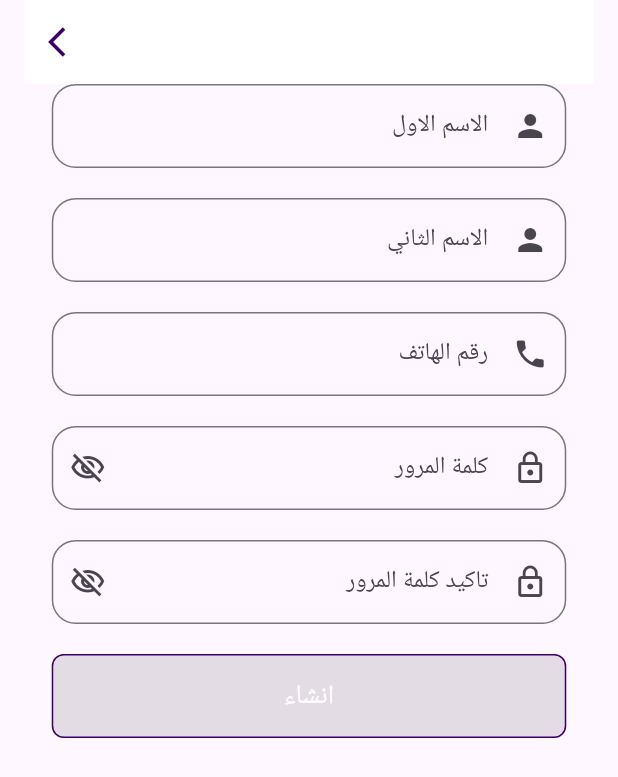
After one commit to Hoda-ramadan/waslet_khier, a Flutter app: the screen it shows after launch, after a tap on "تسجيل حساب", on a phone screen of 412 x 824 dp. The commit adds this screen. Shown: the top 777 px of the screen. Run offline on Flutter 3.47's test engine with Material 3 defaults, Android fonts, the phone set to English and light mode, and no system bars; our stand-ins replace flutter_svg, font_awesome_flutter.

Commit message:
create account page part 1

```diff
--- /dev/null
+++ b/lib/feature/create_acc/create_acc_view.dart
@@ -0,0 +1,15 @@
+import 'package:flutter/material.dart';
+import 'package:waslet_khier/feature/Forgetpassword/data/presentation/views_model/widget/CustomAppbar.dart';
+import 'package:waslet_khier/feature/create_acc/widget/create_acc_body.dart';
+
+class CreateAccView extends StatelessWidget {
+  const CreateAccView({super.key});
+
+  @override
+  Widget build(BuildContext context) {
+    return Scaffold(
+      appBar: AppBar(automaticallyImplyLeading: false, title: Custom_Appbar()),
+      body: CreateAccBody(),
+    );
+  }
+}
--- /dev/null
+++ b/lib/feature/create_acc/widget/create_acc_body.dart
@@ -0,0 +1,37 @@
+import 'package:flutter/material.dart';
+import 'package:waslet_khier/const.dart';
+import 'package:waslet_khier/featureAuth/auth/data/presintation/view_model/widget/custombuttom.dart';
+import 'package:waslet_khier/featureAuth/auth/data/presintation/view_model/widget/textfield.dart';
+
+class CreateAccBody extends StatelessWidget {
+  const CreateAccBody({super.key});
+
+  @override
+  Widget build(BuildContext context) {
+    return Center(
+      child: Column(
+        children: [
+          Textfild(hint: "الاسم الاول", perfixicon: Icons.person),
+          SizedBox(height: 20),
+          Textfild(hint: "الاسم الثاني", perfixicon: Icons.person),
+          SizedBox(height: 20),
+          Textfild(hint: "رقم الهاتف ", perfixicon: Icons.phone),
+          SizedBox(height: 20),
+          Textfild(
+            hint: "كلمة المرور",
+            perfixicon: Icons.lock_outline,
+            suffixicon: Icons.visibility_off_outlined,
+          ),
+          SizedBox(height: 20),
+          Textfild(
+            hint: "تاكيد كلمة المرور ",
+            perfixicon: Icons.lock_outline,
+            suffixicon: Icons.visibility_off_outlined,
+          ),
+          SizedBox(height: 20),
+          Custombuttom(text: "انشاء", color: appcolor, textcolor: Colors.white),
+        ],
+      ),
+    );
+  }
+}
--- a/lib/featureAuth/auth/data/presintation/view_model/widget/check_haveing_acc.dart
+++ b/lib/featureAuth/auth/data/presintation/view_model/widget/check_haveing_acc.dart
@@ -24,6 +24,9 @@ class checkhavingAcc extends StatelessWidget {
             ),
 
             GestureDetector(
+              onTap: () {
+                Navigator.of(context).pushNamed("CreateAccView()");
+              },
               child: Text(
                 "تسجيل حساب",
                 style: TextStyle(
--- a/lib/main.dart
+++ b/lib/main.dart
@@ -2,6 +2,8 @@ import 'package:flutter/material.dart';
 import 'package:waslet_khier/feature/Forgetpassword/data/presentation/views_model/changepassword_view.dart';
 import 'package:waslet_khier/feature/Forgetpassword/data/presentation/views_model/forget_password_view.dart';
 import 'package:waslet_khier/feature/Forgetpassword/data/presentation/views_model/verifycode_view.dart';
+import 'package:waslet_khier/feature/create_acc/create_acc_view.dart';
+import 'package:waslet_khier/feature/create_acc/widget/create_acc_body.dart';
 import 'package:waslet_khier/featureAuth/auth/data/presintation/view_model/login_view.dart';
 import 'package:waslet_khier/features/splash_feature/views/splash_view.dart';
 
@@ -19,6 +21,7 @@ class Waslet_Khier extends StatelessWidget {
         "ForgetPassword()": (context) => ForgetPassword(),
         "VerifycodeView()": (context) => VerifycodeView(),
         "ChangepasswordView()": (context) => ChangepasswordView(),
+        "CreateAccView()": (context) => CreateAccView(),
       },
       home: LoginView(),
       debugShowCheckedModeBanner: false,
```
